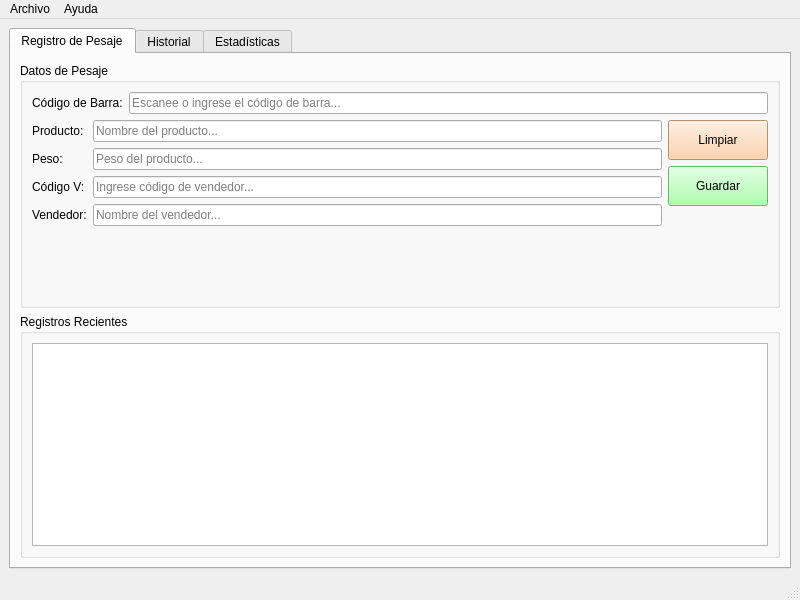
This is src/ui/main_window.ui in Dio1807/carnivendedor as Qt 5 draws it before an edit. The edited form follows.
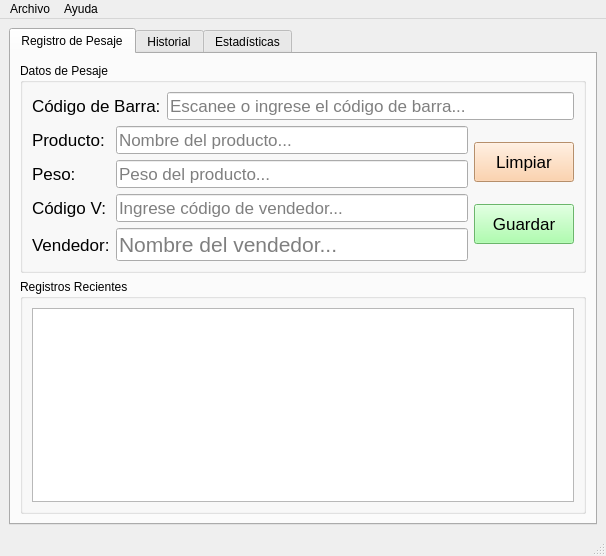
This is the edited form.

Commit message: modified:   src/ui/__pycache__/main_window.cpython-313.pyc 	modified:   src/ui/__pycache__/ui_main_window.cpython-313.pyc 	modified:   src/ui/main_window.py 	modified:   src/ui/main_window.ui 	modified:   src/ui/ui_main_window.py

The edit to the form file:
```diff
--- a/src/ui/main_window.ui
+++ b/src/ui/main_window.ui
@@ -2,17 +2,24 @@
 <ui version="4.0">
  <class>MainWindow</class>
  <widget class="QMainWindow" name="MainWindow">
-  <property name="geometry">
-   <rect>
-    <x>0</x>
-    <y>0</y>
-    <width>800</width>
-    <height>600</height>
-   </rect>
+  <property name="windowModality">
+   <enum>Qt::WindowModality::NonModal</enum>
+  </property>
+  <property name="sizePolicy">
+   <sizepolicy hsizetype="Expanding" vsizetype="Expanding">
+    <horstretch>0</horstretch>
+    <verstretch>0</verstretch>
+   </sizepolicy>
   </property>
   <property name="windowTitle">
    <string>Registro de Pesajes - Carnicería</string>
   </property>
+  <property name="animated">
+   <bool>true</bool>
+  </property>
+  <property name="documentMode">
+   <bool>false</bool>
+  </property>
   <widget class="QWidget" name="centralwidget">
    <layout class="QVBoxLayout" name="verticalLayout">
     <item>
@@ -35,6 +42,11 @@
             <layout class="QHBoxLayout" name="horizontalLayout_codigo_barra">
              <item>
               <widget class="QLabel" name="label_codigo_barra">
+               <property name="font">
+                <font>
+                 <pointsize>13</pointsize>
+                </font>
+               </property>
                <property name="text">
                 <string>Código de Barra:</string>
                </property>
@@ -42,6 +54,11 @@
              </item>
              <item>
               <widget class="QLineEdit" name="lineEdit_codigo_barra">
+               <property name="font">
+                <font>
+                 <pointsize>13</pointsize>
+                </font>
+               </property>
                <property name="placeholderText">
                 <string>Escanee o ingrese el código de barra...</string>
                </property>
@@ -55,6 +72,11 @@
               <layout class="QFormLayout" name="formLayout_datos">
                <item row="0" column="0">
                 <widget class="QLabel" name="label_producto">
+                 <property name="font">
+                  <font>
+                   <pointsize>13</pointsize>
+                  </font>
+                 </property>
                  <property name="text">
                   <string>Producto:</string>
                  </property>
@@ -62,6 +84,11 @@
                </item>
                <item row="0" column="1">
                 <widget class="QLineEdit" name="lineEdit_producto">
+                 <property name="font">
+                  <font>
+                   <pointsize>13</pointsize>
+                  </font>
+                 </property>
                  <property name="readOnly">
                   <bool>true</bool>
                  </property>
@@ -72,6 +99,11 @@
                </item>
                <item row="1" column="0">
                 <widget class="QLabel" name="label_peso">
+                 <property name="font">
+                  <font>
+                   <pointsize>13</pointsize>
+                  </font>
+                 </property>
                  <property name="text">
                   <string>Peso:</string>
                  </property>
@@ -79,6 +111,11 @@
                </item>
                <item row="1" column="1">
                 <widget class="QLineEdit" name="lineEdit_peso">
+                 <property name="font">
+                  <font>
+                   <pointsize>13</pointsize>
+                  </font>
+                 </property>
                  <property name="readOnly">
                   <bool>true</bool>
                  </property>
@@ -89,6 +126,11 @@
                </item>
                <item row="2" column="0">
                 <widget class="QLabel" name="label_codigo_vendedor">
+                 <property name="font">
+                  <font>
+                   <pointsize>13</pointsize>
+                  </font>
+                 </property>
                  <property name="text">
                   <string>Código V:</string>
                  </property>
@@ -96,6 +138,11 @@
                </item>
                <item row="2" column="1">
                 <widget class="QLineEdit" name="lineEdit_codigo_vendedor">
+                 <property name="font">
+                  <font>
+                   <pointsize>13</pointsize>
+                  </font>
+                 </property>
                  <property name="placeholderText">
                   <string>Ingrese código de vendedor...</string>
                  </property>
@@ -103,6 +150,11 @@
                </item>
                <item row="3" column="0">
                 <widget class="QLabel" name="label_vendedor">
+                 <property name="font">
+                  <font>
+                   <pointsize>13</pointsize>
+                  </font>
+                 </property>
                  <property name="text">
                   <string>Vendedor:</string>
                  </property>
@@ -110,6 +162,11 @@
                </item>
                <item row="3" column="1">
                 <widget class="QLineEdit" name="lineEdit_vendedor">
+                 <property name="font">
+                  <font>
+                   <pointsize>16</pointsize>
+                  </font>
+                 </property>
                  <property name="readOnly">
                   <bool>true</bool>
                  </property>
@@ -121,24 +178,8 @@
               </layout>
              </item>
              <item>
-              <layout class="QVBoxLayout" name="verticalLayout_botones">
-               <item>
-                <widget class="QPushButton" name="pushButton_limpiar">
-                 <property name="minimumSize">
-                  <size>
-                   <width>100</width>
-                   <height>40</height>
-                  </size>
-                 </property>
-                 <property name="styleSheet">
-                  <string notr="true">background-color: rgb(255, 200, 150);</string>
-                 </property>
-                 <property name="text">
-                  <string>Limpiar</string>
-                 </property>
-                </widget>
-               </item>
-               <item>
+              <layout class="QGridLayout" name="gridLayout">
+               <item row="1" column="0">
                 <widget class="QPushButton" name="pushButton_guardar">
                  <property name="minimumSize">
                   <size>
@@ -146,6 +187,11 @@
                    <height>40</height>
                   </size>
                  </property>
+                 <property name="font">
+                  <font>
+                   <pointsize>13</pointsize>
+                  </font>
+                 </property>
                  <property name="styleSheet">
                   <string notr="true">background-color: rgb(150, 255, 150);</string>
                  </property>
@@ -154,18 +200,26 @@
                  </property>
                 </widget>
                </item>
-               <item>
-                <spacer name="verticalSpacer">
-                 <property name="orientation">
-                  <enum>Qt::Vertical</enum>
-                 </property>
-                 <property name="sizeHint" stdset="0">
+               <item row="0" column="0">
+                <widget class="QPushButton" name="pushButton_limpiar">
+                 <property name="minimumSize">
                   <size>
-                   <width>20</width>
+                   <width>100</width>
                    <height>40</height>
                   </size>
                  </property>
-                </spacer>
+                 <property name="font">
+                  <font>
+                   <pointsize>13</pointsize>
+                  </font>
+                 </property>
+                 <property name="styleSheet">
+                  <string notr="true">background-color: rgb(255, 200, 150);</string>
+                 </property>
+                 <property name="text">
+                  <string>Limpiar</string>
+                 </property>
+                </widget>
                </item>
               </layout>
              </item>
@@ -191,6 +245,21 @@
              <property name="selectionBehavior">
               <enum>QAbstractItemView::SelectRows</enum>
              </property>
+             <attribute name="horizontalHeaderVisible">
+              <bool>true</bool>
+             </attribute>
+             <attribute name="horizontalHeaderCascadingSectionResizes">
+              <bool>false</bool>
+             </attribute>
+             <attribute name="horizontalHeaderMinimumSectionSize">
+              <number>100</number>
+             </attribute>
+             <attribute name="horizontalHeaderDefaultSectionSize">
+              <number>150</number>
+             </attribute>
+             <attribute name="verticalHeaderDefaultSectionSize">
+              <number>30</number>
+             </attribute>
             </widget>
            </item>
           </layout>
@@ -294,8 +363,8 @@
     <rect>
      <x>0</x>
      <y>0</y>
-     <width>800</width>
-     <height>21</height>
+     <width>587</width>
+     <height>22</height>
     </rect>
    </property>
    <widget class="QMenu" name="menuArchivo">
```
Left out of the diff: 4 changed lines with no effect on the pictures. The commit also changes 4 other files.
